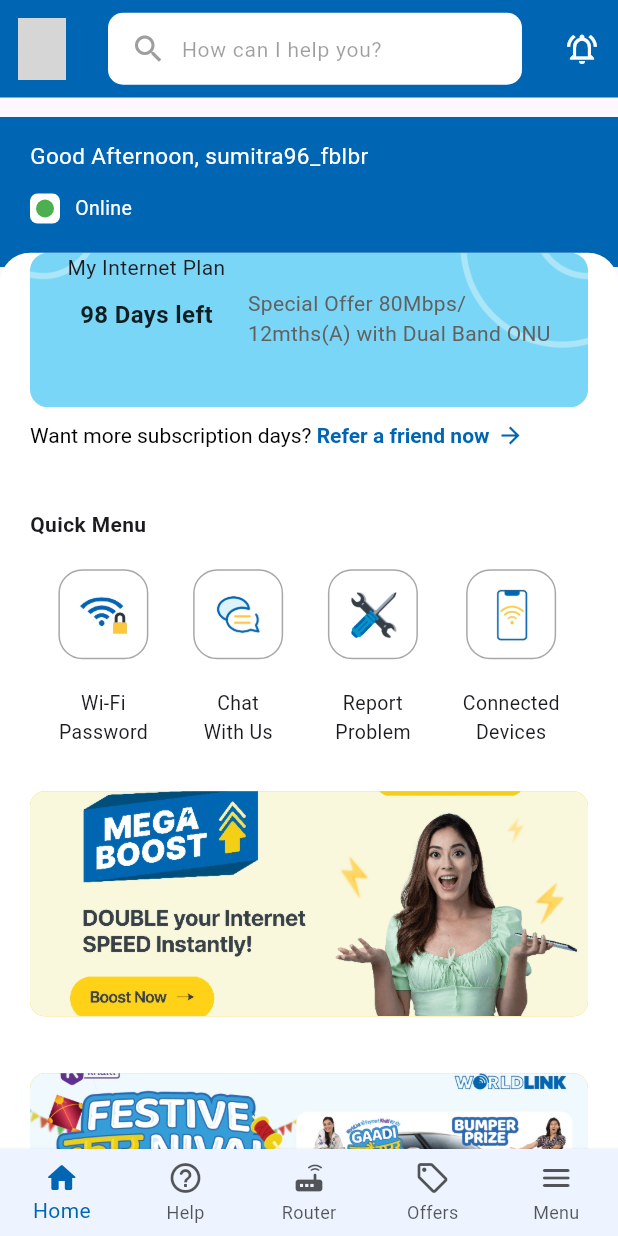
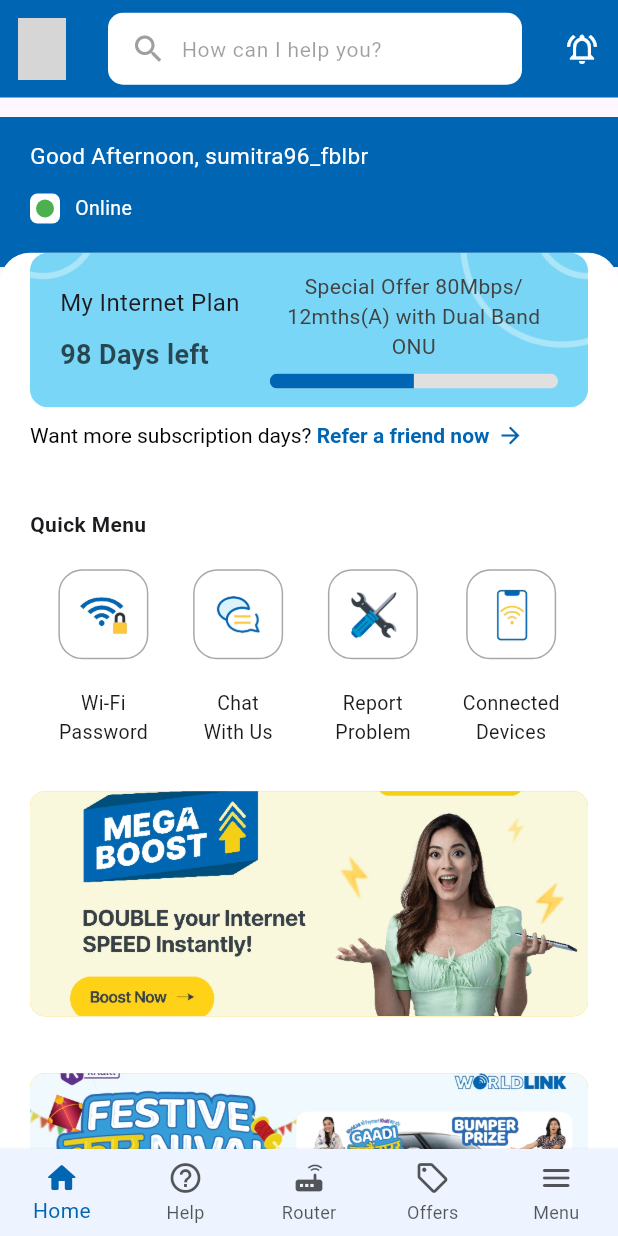
Before and after one commit to Nishan-Pradhan06/worldLink_app_ui_clone, a Flutter app: the screen it shows after launch, on a phone screen of 412 x 824 dp. Run offline on Flutter 3.47's test engine with Material 3 defaults, Android fonts, the phone set to English and light mode, and no system bars; network calls fail; grey boxes are pictures that could not be loaded.

Commit message:
internetplan-components

```diff
--- a/lib/view/components/internet_plan_card.dart
+++ b/lib/view/components/internet_plan_card.dart
@@ -1,4 +1,5 @@
 import 'package:flutter/material.dart';
+import 'package:worldlink/constants/theme.dart';
 
 class InternetPlanCard extends StatelessWidget {
   const InternetPlanCard({super.key});
@@ -20,51 +21,67 @@
           color: Colors.blue[50],
           borderRadius: BorderRadius.circular(12),
         ),
+        child: Padding(
+          padding: const EdgeInsets.symmetric(horizontal: 20.0),
           child: Row(
-          mainAxisAlignment: MainAxisAlignment.center,
-          crossAxisAlignment: CrossAxisAlignment.center,
+            mainAxisAlignment: MainAxisAlignment.spaceAround,
             children: [
               const Column(
+                mainAxisAlignment: MainAxisAlignment.center,
+                crossAxisAlignment: CrossAxisAlignment.start,
                 children: [
                   Text(
                     'My Internet Plan',
                     style: TextStyle(
-                    fontSize: 14,
+                      fontSize: 16,
+                      fontWeight: FontWeight.w400,
                     ),
                   ),
                   SizedBox(height: 10),
                   Text(
                     '98 Days left',
                     style: TextStyle(
-                    fontSize: 16,
-                    color: Colors.black87,
+                      fontSize: 18,
+                      color: Color.fromARGB(172, 0, 0, 0),
                       fontWeight: FontWeight.bold,
                     ),
                   ),
                 ],
               ),
-            const SizedBox(width: 15),
-            Column(
+              const SizedBox(
+                width: 20,
+              ),
+              Flexible(
+                child: Column(
                   mainAxisAlignment: MainAxisAlignment.center,
                   crossAxisAlignment: CrossAxisAlignment.center,
                   children: [
-                Center(
-                  child: Text(
-                    'Special Offer 80Mbps/\n12mths(A) with Dual Band ONU',
-                    style: TextStyle(fontSize: 14, color: Colors.grey[700]),
+                    Text(
+                      'Special Offer 80Mbps/\n12mths(A) with Dual Band\nONU',
+                      textAlign: TextAlign.center,
+                      overflow: TextOverflow.clip,
+                      style: TextStyle(fontSize: 14, color: Colors.grey[800]),
+                    ),
+                    const SizedBox(height: 8),
+                    SizedBox(
+                      height: 10, // Adjust the height here
+                      child: ClipRRect(
+                        borderRadius:
+                            BorderRadius.circular(5), // Adjust the radius here
+                        child: LinearProgressIndicator(
+                          value: 0.5,
+                          backgroundColor: Colors.grey[300],
+                          valueColor: const AlwaysStoppedAnimation<Color>(
+                            AppColor.primary,
                           ),
                         ),
-                const SizedBox(height: 15),
-                // LinearProgressIndicator(
-                //   value: 0.5,
-                //   backgroundColor: Colors.grey[300],
-                //   valueColor: const AlwaysStoppedAnimation<Color>(
-                //     Colors.blue,
-                //   ),
-                // ),
+                      ),
+                    ),
                   ],
                 ),
+              ),
             ],
+          ),
         ),
       ),
     );
```
Lines whose indentation alone changed are shown as unchanged.
